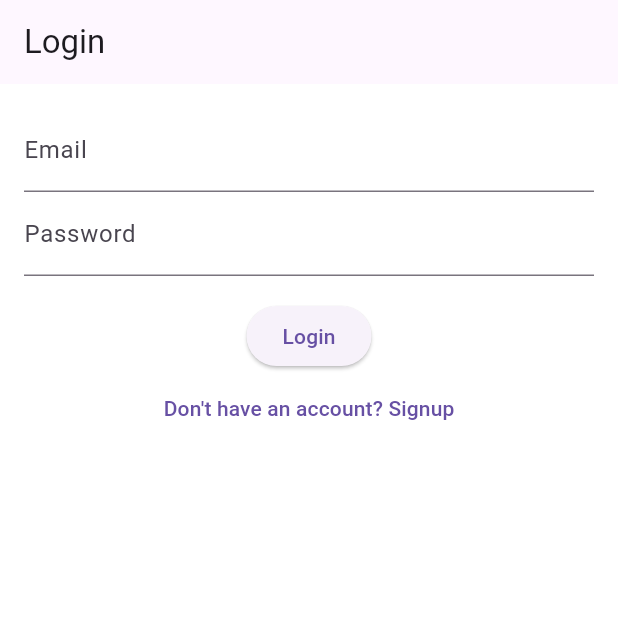
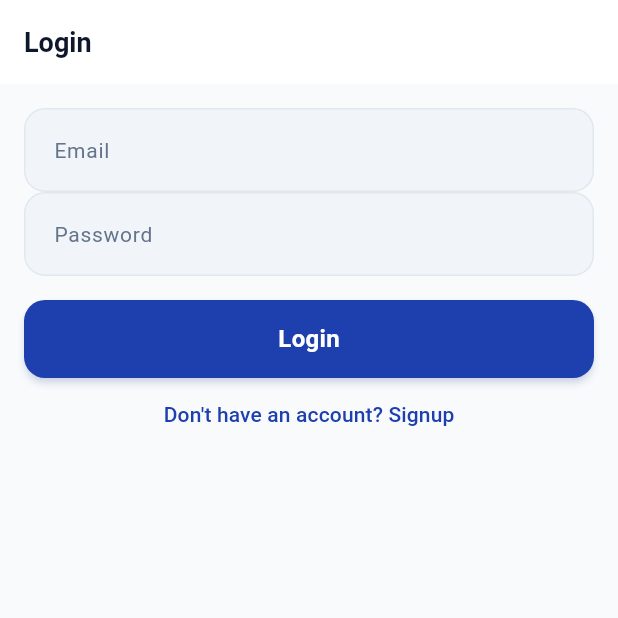
Before and after one commit to AmitKumarKoli67/EduBridge, a Flutter app: the screen it shows after launch, on a phone screen of 412 x 824 dp, the top half of it. Run offline on Flutter 3.47's test engine with Material 3 defaults, Android fonts, the phone set to English and light mode, and no system bars; our stand-ins replace cloud_firestore, firebase_auth, firebase_core; accounts and stored records are empty; generated files the repository leaves out were written again.

Commit message:
feat(theme): establish Material 3 design system and AppColors tokens

```diff
--- a/lib/main.dart
+++ b/lib/main.dart
@@ -32,11 +32,12 @@ class MyApp extends StatelessWidget {
         ChangeNotifierProvider(create: (_) => LanguageProvider()),
         ChangeNotifierProvider(create: (_) => AuthProvider()),
       ],
-      child: Consumer2<LanguageProvider, AuthProvider>(
-        builder: (context, languageProvider, authProvider, child) {
+      child: Consumer3<LanguageProvider, AuthProvider, ThemeProvider>(
+        builder: (context, languageProvider, authProvider, themeProvider, child) {
           return MaterialApp(
             debugShowCheckedModeBanner: false,
             theme: AppTheme.lightTheme,
+            themeMode: themeProvider.themeMode,
             locale: languageProvider.currentLocale,
             supportedLocales: const [
               Locale('en'),
--- a/lib/theme/app_theme.dart
+++ b/lib/theme/app_theme.dart
@@ -1,9 +1,151 @@
 import 'package:flutter/material.dart';
 
-class AppTheme {
-  static ThemeData lightTheme = ThemeData(
-    primarySwatch: Colors.teal,
-    scaffoldBackgroundColor: Colors.white,
-    visualDensity: VisualDensity.adaptivePlatformDensity,
+/// Design tokens: Colors, Gradients, and Neutrals
+class AppColors {
+  // Brand Colors
+  static const Color primary = Color(0xFF1E40AF);       // Royal Indigo
+  static const Color primaryLight = Color(0xFF3B82F6);  // Light Indigo
+  static const Color primaryDark = Color(0xFF172554);   // Deep Navy
+  static const Color secondary = Color(0xFF0D9488);     // Teal Accent
+  static const Color secondaryLight = Color(0xFF14B8A6);// Light Teal
+
+  // Neutrals & Surfaces
+  static const Color background = Color(0xFFF8FAFC);    // Cool grey-white
+  static const Color surface = Color(0xFFFFFFFF);       // Clean white
+  static const Color surfaceMuted = Color(0xFFF1F5F9);  // Input fill
+  static const Color border = Color(0xFFE2E8F0);        // Subtle divider/border
+
+  // Text Colors
+  static const Color textPrimary = Color(0xFF0F172A);   // Slate 900
+  static const Color textSecondary = Color(0xFF64748B); // Slate 500
+  static const Color textMuted = Color(0xFF94A3B8);     // Slate 400
+
+  // Status Colors
+  static const Color success = Color(0xFF10B981);       // Emerald
+  static const Color error = Color(0xFFEF4444);         // Rose Red
+  static const Color warning = Color(0xFFF59E0B);       // Amber
+
+  // Gradients for Hero cards, Splash, and CTA buttons
+  static const LinearGradient primaryGradient = LinearGradient(
+    colors: [Color(0xFF1E40AF), Color(0xFF3B82F6)],
+    begin: Alignment.topLeft,
+    end: Alignment.bottomRight,
+  );
+
+  static const LinearGradient splashGradient = LinearGradient(
+    colors: [Color(0xFF0F172A), Color(0xFF1E1B4B), Color(0xFF1E40AF)],
+    begin: Alignment.topCenter,
+    end: Alignment.bottomCenter,
   );
 }
+
+/// Centralized Design System & Theme configuration
+class AppTheme {
+  static ThemeData get lightTheme {
+    return ThemeData(
+      useMaterial3: true,
+      scaffoldBackgroundColor: AppColors.background,
+      colorScheme: ColorScheme.fromSeed(
+        seedColor: AppColors.primary,
+        primary: AppColors.primary,
+        secondary: AppColors.secondary,
+        surface: AppColors.surface,
+        error: AppColors.error,
+        brightness: Brightness.light,
+      ),
+
+      // Clean, modern AppBar
+      appBarTheme: const AppBarTheme(
+        backgroundColor: AppColors.surface,
+        foregroundColor: AppColors.textPrimary,
+        elevation: 0,
+        centerTitle: false,
+        iconTheme: IconThemeData(color: AppColors.textPrimary),
+        titleTextStyle: TextStyle(
+          color: AppColors.textPrimary,
+          fontSize: 18,
+          fontWeight: FontWeight.w600,
+        ),
+      ),
+
+      // Rounded, filled TextFields
+      inputDecorationTheme: InputDecorationTheme(
+        filled: true,
+        fillColor: AppColors.surfaceMuted,
+        contentPadding: const EdgeInsets.symmetric(horizontal: 16, vertical: 16),
+        hintStyle: const TextStyle(color: AppColors.textMuted, fontSize: 14),
+        labelStyle: const TextStyle(color: AppColors.textSecondary, fontSize: 14),
+        border: OutlineInputBorder(
+          borderRadius: BorderRadius.circular(14),
+          borderSide: BorderSide.none,
+        ),
+        enabledBorder: OutlineInputBorder(
+          borderRadius: BorderRadius.circular(14),
+          borderSide: const BorderSide(color: AppColors.border, width: 1),
+        ),
+        focusedBorder: OutlineInputBorder(
+          borderRadius: BorderRadius.circular(14),
+          borderSide: const BorderSide(color: AppColors.primary, width: 2),
+        ),
+        errorBorder: OutlineInputBorder(
+          borderRadius: BorderRadius.circular(14),
+          borderSide: const BorderSide(color: AppColors.error, width: 1.5),
+        ),
+        focusedErrorBorder: OutlineInputBorder(
+          borderRadius: BorderRadius.circular(14),
+          borderSide: const BorderSide(color: AppColors.error, width: 2),
+        ),
+      ),
+
+      // Prominent, modern ElevatedButtons
+      elevatedButtonTheme: ElevatedButtonThemeData(
+        style: ElevatedButton.styleFrom(
+          backgroundColor: AppColors.primary,
+          foregroundColor: Colors.white,
+          elevation: 2,
+          shadowColor: AppColors.primary.withValues(alpha: 0.3),
+          minimumSize: const Size.fromHeight(52),
+          shape: RoundedRectangleBorder(
+            borderRadius: BorderRadius.circular(14),
+          ),
+          textStyle: const TextStyle(
+            fontSize: 16,
+            fontWeight: FontWeight.w600,
+            letterSpacing: 0.2,
+          ),
+        ),
+      ),
+
+      // Outlined Buttons
+      outlinedButtonTheme: OutlinedButtonThemeData(
+        style: OutlinedButton.styleFrom(
+          foregroundColor: AppColors.primary,
+          side: const BorderSide(color: AppColors.primary, width: 1.5),
+          minimumSize: const Size.fromHeight(50),
+          shape: RoundedRectangleBorder(
+            borderRadius: BorderRadius.circular(14),
+          ),
+        ),
+      ),
+
+      // Modern Cards
+      cardTheme: CardThemeData(
+        color: AppColors.surface,
+        elevation: 0,
+        shape: RoundedRectangleBorder(
+          borderRadius: BorderRadius.circular(16),
+          side: const BorderSide(color: AppColors.border, width: 1),
+        ),
+      ),
+
+      // Bottom Navigation Bar
+      bottomNavigationBarTheme: const BottomNavigationBarThemeData(
+        backgroundColor: AppColors.surface,
+        selectedItemColor: AppColors.primary,
+        unselectedItemColor: AppColors.textSecondary,
+        elevation: 8,
+        type: BottomNavigationBarType.fixed,
+      ),
+    );
+  }
+}
```
